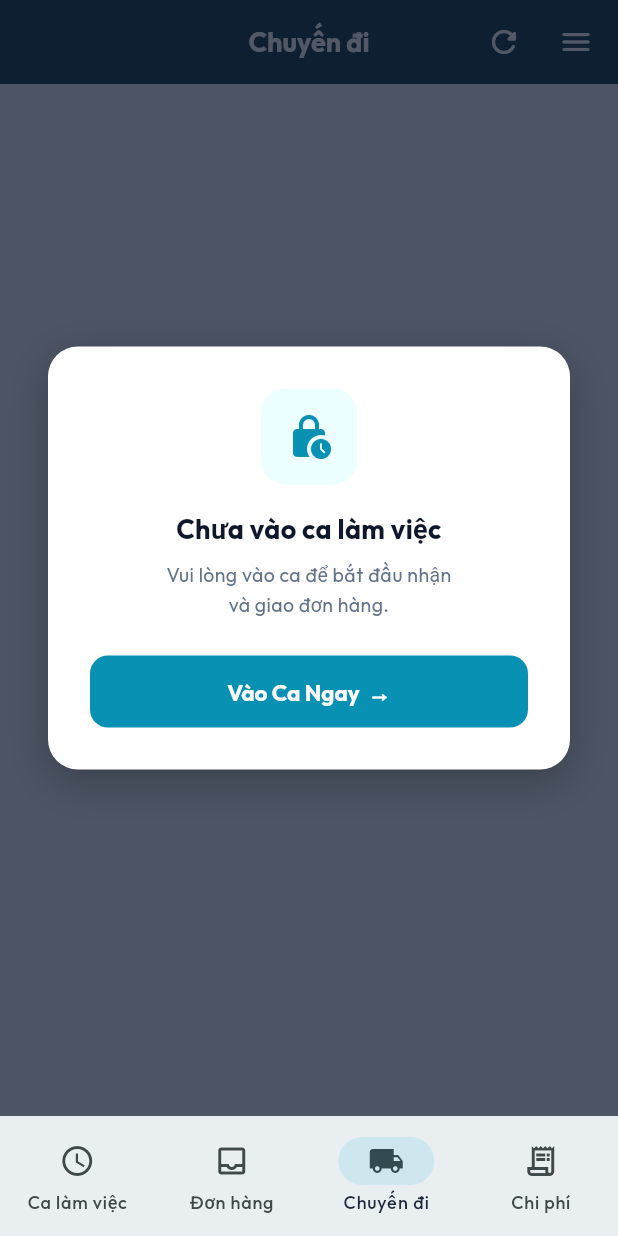
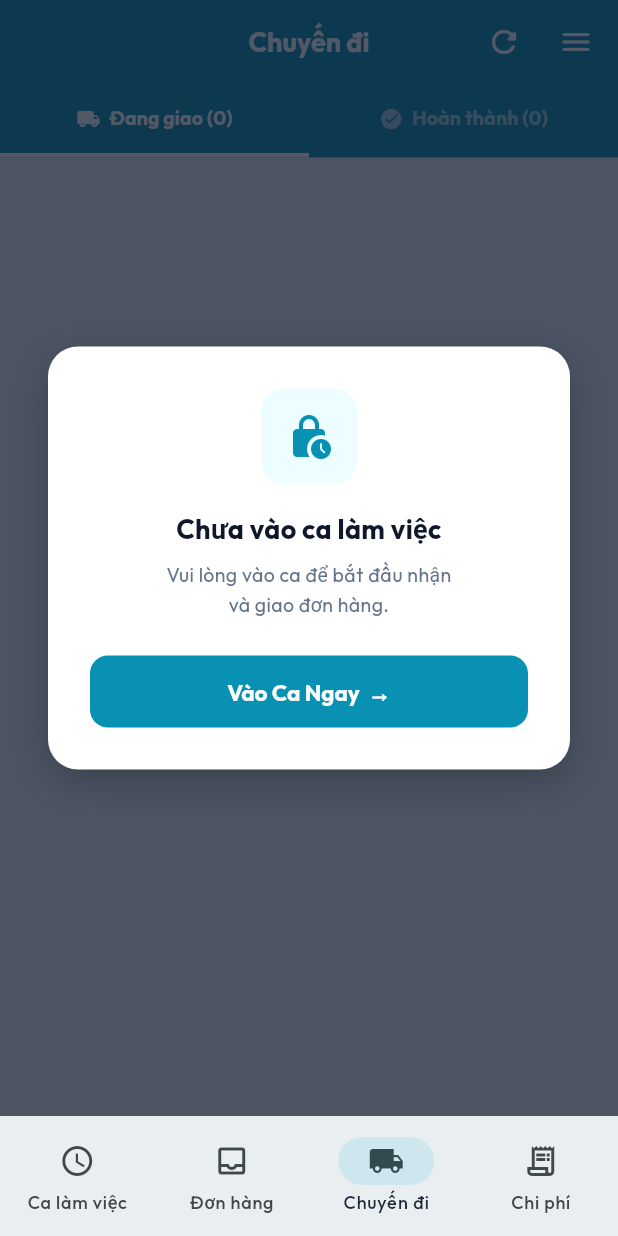
Before and after one commit to ikalabcas-netizen/adc-delivery-system, a Flutter app: the TripsScreen screen opened by its route, on a phone screen of 412 x 824 dp. Run offline on Flutter 3.47's test engine with Material 3 defaults, Android fonts, the phone set to English and light mode, and no system bars; our stand-ins replace flutter_image_compress, flutter_riverpod, geolocator, go_router, google_fonts, google_sign_in and 2 more; accounts and stored records are empty.

Commit message:
feat: Cyan AppBar theme + status tabs on Orders/Trips/Costs screens - Cyan #0891B2 AppBar throughout - CostsScreen: add HamburgerMenu, fix TabBar colors - TripsScreen: 2-tab layout (Đang giao / Hoàn thành) with counts - OrdersScreen: add Lịch sử 3rd tab (delivered/failed/cancelled)

```diff
--- a/apps/mobile_app/lib/features/costs/costs_screen.dart
+++ b/apps/mobile_app/lib/features/costs/costs_screen.dart
@@ -2,6 +2,7 @@ import 'package:flutter/material.dart';
 import 'package:supabase_flutter/supabase_flutter.dart';
 import 'package:google_fonts/google_fonts.dart';
 import 'package:intl/intl.dart';
+import '../shell/app_shell.dart';
 
 final _supabase = Supabase.instance.client;
 final _fmt = NumberFormat('#,###', 'vi_VN');
@@ -58,14 +59,15 @@ class _CostsScreenState extends State<CostsScreen>
       backgroundColor: const Color(0xFFEFF6FF),
       appBar: AppBar(
         title: Text('Chi phí & Thanh toán', style: GoogleFonts.outfit(fontWeight: FontWeight.w700)),
-        backgroundColor: const Color(0xFF0891B2),
-        foregroundColor: Colors.white,
+        // backgroundColor inherited from theme (Cyan #0891B2)
+        actions: [const HamburgerMenu()],
         bottom: TabBar(
           controller: _outerTab,
           labelColor: Colors.white,
           unselectedLabelColor: Colors.white60,
           indicatorColor: Colors.white,
           indicatorWeight: 3,
+          dividerColor: Colors.transparent,
           labelStyle: GoogleFonts.outfit(fontSize: 13, fontWeight: FontWeight.w700),
           tabs: const [
             Tab(text: 'Phụ phí đơn hàng'),
--- a/apps/mobile_app/lib/features/trips/trips_screen.dart
+++ b/apps/mobile_app/lib/features/trips/trips_screen.dart
@@ -10,16 +10,19 @@ class TripsScreen extends StatefulWidget {
   State<TripsScreen> createState() => _TripsScreenState();
 }
 
-class _TripsScreenState extends State<TripsScreen> {
+class _TripsScreenState extends State<TripsScreen>
+    with SingleTickerProviderStateMixin {
   final _supabase = Supabase.instance.client;
   List<Map<String, dynamic>> _active    = [];
   List<Map<String, dynamic>> _completed = [];
   bool _loading = true;
   RealtimeChannel? _channel;
+  late TabController _tabCtrl;
 
   @override
   void initState() {
     super.initState();
+    _tabCtrl = TabController(length: 2, vsync: this);
     _fetch();
     _subscribeRealtime();
   }
@@ -67,9 +70,42 @@ class _TripsScreenState extends State<TripsScreen> {
     }
   }
 
+  Widget _tripsList(List<Map<String, dynamic>> trips, bool completed) {
+    if (_loading) return const Center(child: CircularProgressIndicator());
+    if (trips.isEmpty) return _emptyTab(completed);
+    return RefreshIndicator(
+      onRefresh: _fetch,
+      child: ListView.builder(
+        padding: const EdgeInsets.symmetric(vertical: 8),
+        itemCount: trips.length,
+        itemBuilder: (_, i) => _TripCard(
+          trip: trips[i],
+          completed: completed,
+          onTap: () => context.go('/trips/${trips[i]['id']}'),
+        ),
+      ),
+    );
+  }
+
+  Widget _emptyTab(bool completed) => Center(
+    child: Column(
+      mainAxisSize: MainAxisSize.min,
+      children: [
+        Icon(
+          completed ? Icons.check_circle_outline_rounded : Icons.local_shipping_outlined,
+          size: 56, color: Colors.grey[300],
+        ),
+        const SizedBox(height: 12),
+        Text(
+          completed ? 'Chưa có chuyến đi hoàn thành' : 'Không có chuyến đang giao',
+          style: TextStyle(fontSize: 15, color: Colors.grey[500]),
+        ),
+      ],
+    ),
+  );
+
   @override
   Widget build(BuildContext context) {
-    final isEmpty = _active.isEmpty && _completed.isEmpty;
     return Scaffold(
       backgroundColor: const Color(0xFFEFF6FF),
       appBar: AppBar(
@@ -79,62 +115,46 @@ class _TripsScreenState extends State<TripsScreen> {
           const HamburgerMenu(),
           const SizedBox(width: 4),
         ],
+        bottom: TabBar(
+          controller: _tabCtrl,
+          labelColor: Colors.white,
+          unselectedLabelColor: Colors.white60,
+          indicatorColor: Colors.white,
+          indicatorWeight: 3,
+          dividerColor: Colors.transparent,
+          tabs: [
+            Tab(
+              child: Row(mainAxisSize: MainAxisSize.min, children: [
+                const Icon(Icons.local_shipping_rounded, size: 16),
+                const SizedBox(width: 6),
+                Text('Đang giao (${_active.length})',
+                    style: GoogleFonts.outfit(fontWeight: FontWeight.w700, fontSize: 13)),
+              ]),
+            ),
+            Tab(
+              child: Row(mainAxisSize: MainAxisSize.min, children: [
+                const Icon(Icons.check_circle_rounded, size: 16),
+                const SizedBox(width: 6),
+                Text('Hoàn thành (${_completed.length})',
+                    style: GoogleFonts.outfit(fontWeight: FontWeight.w700, fontSize: 13)),
+              ]),
+            ),
+          ],
+        ),
       ),
-      body: _loading
-          ? const Center(child: CircularProgressIndicator())
-          : isEmpty
-              ? _empty()
-              : RefreshIndicator(
-                  onRefresh: _fetch,
-                  child: ListView(
-                    padding: const EdgeInsets.symmetric(vertical: 8),
-                    children: [
-                      if (_active.isNotEmpty) ...[
-                        _sectionHeader('🚚 Đang giao (${_active.length})', const Color(0xFF0891B2)),
-                        ..._active.map((t) => _TripCard(
-                              trip: t,
-                              completed: false,
-                              onTap: () => context.go('/trips/${t['id']}'),
-                            )),
-                      ],
-                      if (_completed.isNotEmpty) ...[
-                        _sectionHeader('✅ Đã hoàn thành (${_completed.length})', const Color(0xFF059669)),
-                        ..._completed.map((t) => _TripCard(
-                              trip: t,
-                              completed: true,
-                              onTap: () => context.go('/trips/${t['id']}'),
-                            )),
-                      ],
-                    ],
-                  ),
-                ),
+      body: TabBarView(
+        controller: _tabCtrl,
+        children: [
+          _tripsList(_active, false),
+          _tripsList(_completed, true),
+        ],
+      ),
     );
   }
 
-  Widget _sectionHeader(String title, Color color) => Padding(
-        padding: const EdgeInsets.fromLTRB(14, 12, 14, 4),
-        child: Text(title,
-            style: GoogleFonts.outfit(
-                fontSize: 13, fontWeight: FontWeight.w700, color: color)),
-      );
-
-  Widget _empty() => Center(
-        child: Column(
-          mainAxisSize: MainAxisSize.min,
-          children: [
-            Icon(Icons.route_rounded, size: 56, color: Colors.grey[300]),
-            const SizedBox(height: 12),
-            Text('Chưa có chuyến đi nào',
-                style: TextStyle(fontSize: 15, color: Colors.grey[500])),
-            const SizedBox(height: 6),
-            Text('Xếp chuyến từ tab Đã nhận',
-                style: TextStyle(fontSize: 13, color: Colors.grey[400])),
-          ],
-        ),
-      );
-
   @override
   void dispose() {
+    _tabCtrl.dispose();
     _channel?.unsubscribe();
     super.dispose();
   }
```
Also changed, not shown: apps/mobile_app/lib/core/theme.dart (+11 -7 lines), apps/mobile_app/lib/features/orders/orders_screen.dart (+108 -1 lines).
